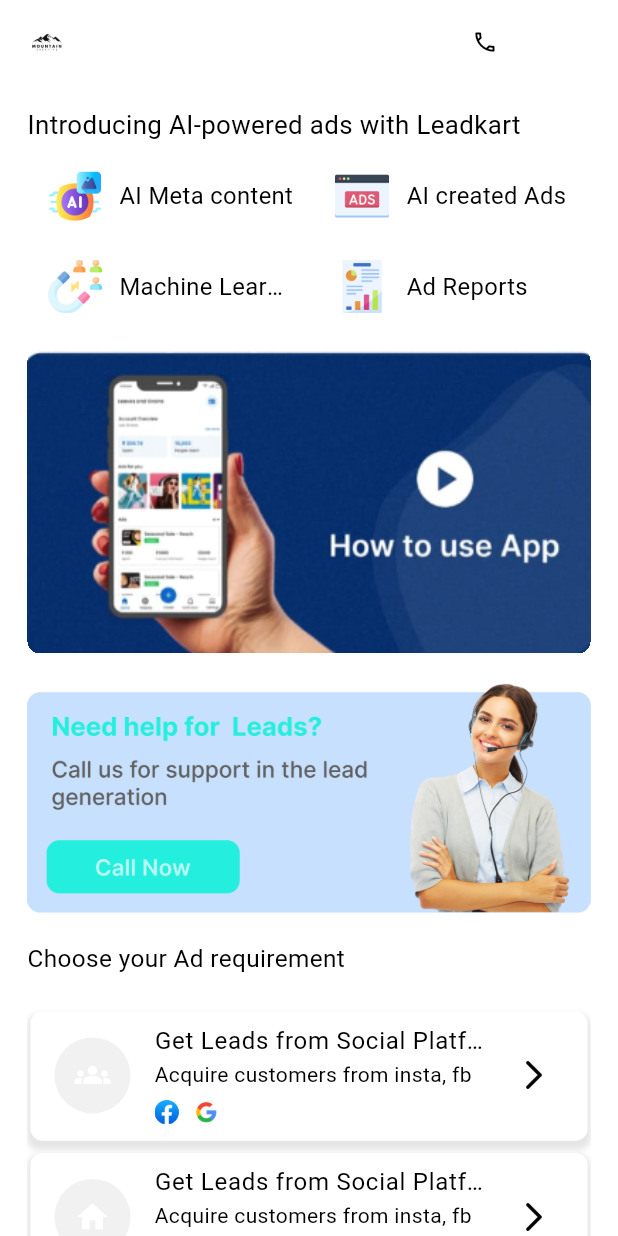
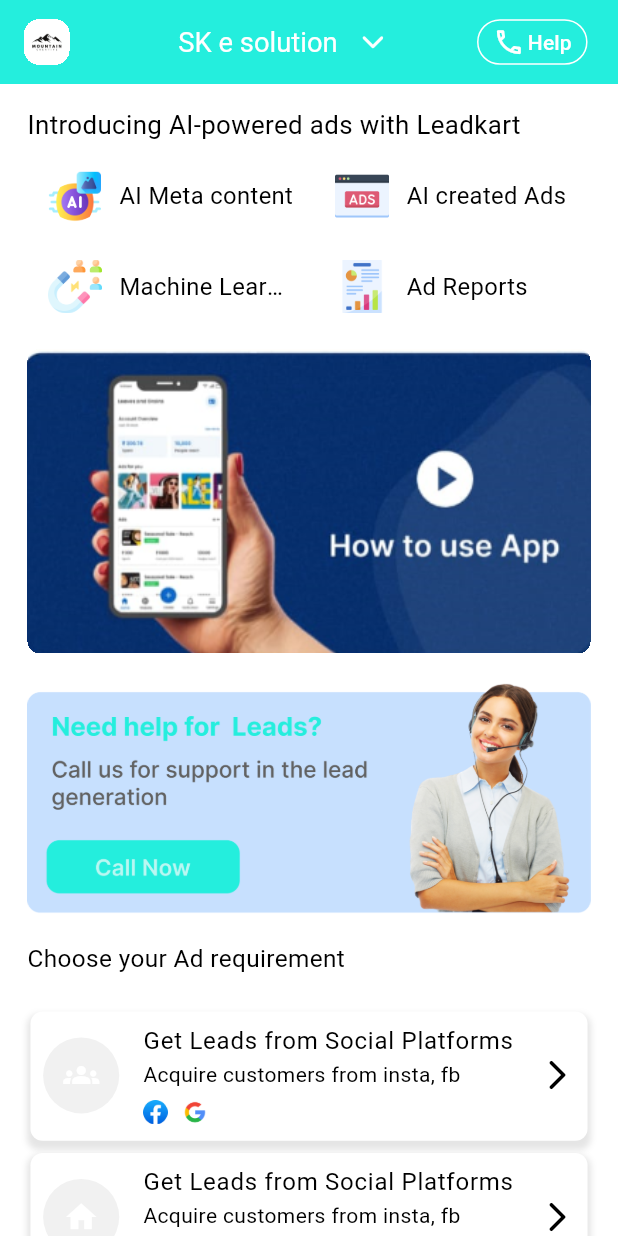
Before and after one commit to mohitmeshram04101999/mohit_leadkart_p, a Flutter app: the HomeScreen screen opened directly, on a phone screen of 412 x 824 dp. Run offline on Flutter 3.47's test engine with Material 3 defaults, Android fonts, the phone set to English and light mode, and no system bars; our stand-ins replace dotted_border, get, getwidget, go_router.

Commit message:
changes in widget

```diff
--- /dev/null
+++ b/lib/component/HelpButtonWhite.dart
@@ -0,0 +1,38 @@
+import 'package:flutter/material.dart';
+
+import '../helper/dimention.dart';
+
+
+
+class HelpButton extends StatelessWidget {
+  void Function()? onPress;
+  HelpButton({this.onPress,super.key});
+
+  @override
+  Widget build(BuildContext context) {
+
+    return SizedBox(
+      height: SC.from_height(30),
+
+      //Outlin Button
+      child: OutlinedButton(
+
+        //Button Style
+          style: ButtonStyle(
+              side: MaterialStateProperty.resolveWith((states) => BorderSide(color: Colors.white))
+          ),
+          onPressed:onPress,
+
+          //Icon and Text
+          child: Row(
+            children: [
+              Icon(Icons.call_outlined,color: Colors.white,),
+              SizedBox(width: SC.from_width(2),),
+              Text("Help",style: TextStyle(
+                  color: Colors.white
+              )),
+            ],
+          )),
+    );
+  }
+}
--- /dev/null
+++ b/lib/component/addRequirmentTile.dart
@@ -0,0 +1,47 @@
+import 'package:flutter/material.dart';
+
+import '../helper/dimention.dart';
+
+
+class AddREquirmentTile extends StatelessWidget {
+  Widget icon;
+  AddREquirmentTile({required this.icon,super.key});
+
+  @override
+  Widget build(BuildContext context) {
+    return ListTile(
+      contentPadding: EdgeInsets.symmetric(horizontal: SC.from_width(8)),
+      leading: CircleAvatar(
+        child: Center(child: icon),
+
+        backgroundColor: Color.fromRGBO(241, 241, 241, 1),
+        radius:SC.from_height(25),
+      ),
+      title: Text('Get Leads from Social Platforms',maxLines: 1,overflow: TextOverflow.ellipsis,),
+      subtitle: Column(
+        crossAxisAlignment: CrossAxisAlignment.start,
+        mainAxisSize: MainAxisSize.min,
+        children: [
+          Text('Acquire customers from insta, fb',maxLines: 1,overflow: TextOverflow.ellipsis,),
+          SizedBox(height: SC.from_height(5),),
+          Row(
+            children: [
+              Container(
+                width: SC.from_height(16),
+                height: SC.from_height(16),
+                child: Image.asset('assets/facebook.png'),
+              ),
+              SizedBox(width: SC.from_height(8),),
+              Container(
+                width: SC.from_height(20),
+                height: SC.from_height(20),
+                child: Image.asset('assets/google.png'),
+              ),
+            ],
+          )
+        ],
+      ),
+      trailing: Icon(Icons.arrow_forward_ios_rounded),
+    );
+  }
+}
--- a/lib/home_pages/home_screen.dart
+++ b/lib/home_pages/home_screen.dart
@@ -2,6 +2,9 @@
 import 'package:flutter/material.dart';
 import 'package:flutter/rendering.dart';
 import 'package:flutter/widgets.dart';
+import 'package:leadkart/component/HelpButtonWhite.dart';
+import 'package:leadkart/component/addRequirmentTile.dart';
+import 'package:leadkart/my%20custom%20assets%20dart%20file/actionButton.dart';
 import 'package:leadkart/helper/dimention.dart';
 
 class HomeScreen extends StatefulWidget {
@@ -88,27 +91,28 @@
 
           SizedBox(width: SC.from_height(60)),
 
-          Container(
-            child: Row(
-              mainAxisAlignment: MainAxisAlignment.center,
-              children: [
-                Icon(Icons.call_outlined,size:  SC.from_height(17),),
-                SizedBox(width: SC.from_height(4),),
-                Center(child: Text('Help ?',style: TextStyle(fontSize: SC.from_height(16),color: Colors.white),),),
-              ],
-            ),
-            width: SC.from_height(85),
-            height: SC.from_height(30),
-            decoration: BoxDecoration(borderRadius: BorderRadius.circular(SC.from_height(15)),border: Border.all(
-                color: Colors.white
-            )),
-          ),
+          HelpButton(),
+
+          // Container(
+          //   child: Row(
+          //     mainAxisAlignment: MainAxisAlignment.center,
+          //     children: [
+          //       Icon(Icons.call_outlined,size:  SC.from_height(17),),
+          //       SizedBox(width: SC.from_height(4),),
+          //       Center(child: Text('Help ?',style: TextStyle(fontSize: SC.from_height(16),color: Colors.white),),),
+          //     ],
+          //   ),
+          //   width: SC.from_height(85),
+          //   height: SC.from_height(30),
+          //   decoration: BoxDecoration(borderRadius: BorderRadius.circular(SC.from_height(15)),border: Border.all(
+          //       color: Colors.white
+          //   )),
+          // ),
           SizedBox(width: SC.from_height(20)),
         ],
       ),
-      body: Padding(
-        padding:   EdgeInsets.symmetric(horizontal:SC.from_height(18) ),
-        child: ListView(
+      body: ListView(
+        padding: EdgeInsets.symmetric(horizontal:SC.from_height(18) ),
         children: [
 
           // SelectPlanTile(),
@@ -207,39 +211,7 @@
                     ),
                   ],
                 ),
-                  child: ListTile(
-                    leading: CircleAvatar(
-                      child: Center(child: Icon(iconList[index % iconList.length])),
-
-                      backgroundColor: Color.fromRGBO(241, 241, 241, 1),
-                      radius:SC.from_height(25),
-                    ),
-                    title: Text('Get Leads from Social Platforms',maxLines: 1,overflow: TextOverflow.ellipsis,),
-                    subtitle: Column(
-                      crossAxisAlignment: CrossAxisAlignment.start,
-                      mainAxisSize: MainAxisSize.min,
-                      children: [
-                        Text('Acquire customers from insta, fb'),
-                        SizedBox(height: SC.from_height(5),),
-                        Row(
-                          children: [
-                            Container(
-                              width: SC.from_height(16),
-                              height: SC.from_height(16),
-                              child: Image.asset('assets/facebook.png'),
-                            ),
-                            SizedBox(width: SC.from_height(8),),
-                            Container(
-                              width: SC.from_height(20),
-                              height: SC.from_height(20),
-                              child: Image.asset('assets/google.png'),
-                            ),
-                          ],
-                        )
-                      ],
-                    ),
-                    trailing: Icon(Icons.arrow_forward_ios_rounded),
-                  ),
+                child: AddREquirmentTile(icon:Icon(iconList[index]),),
               );
             },
             itemCount: 4,
@@ -255,8 +227,15 @@
 
           SizedBox(height: SC.from_height(20),),
 
+
+          MyactionButton(
+              onActionComplit: (v){},
+              action: ()async{
+                await Future.delayed(Duration(seconds: 3));
+              },
+              duretion: Duration(milliseconds: 300))
+
         ],
-        ),
       ),
     );
   }
```
Also changed, not shown: lib/my custom assets dart file/actionButton.dart (added, +108 -0 lines), lib/them/theme.dart (+14 -0 lines). Lines whose indentation alone changed are shown as unchanged.
